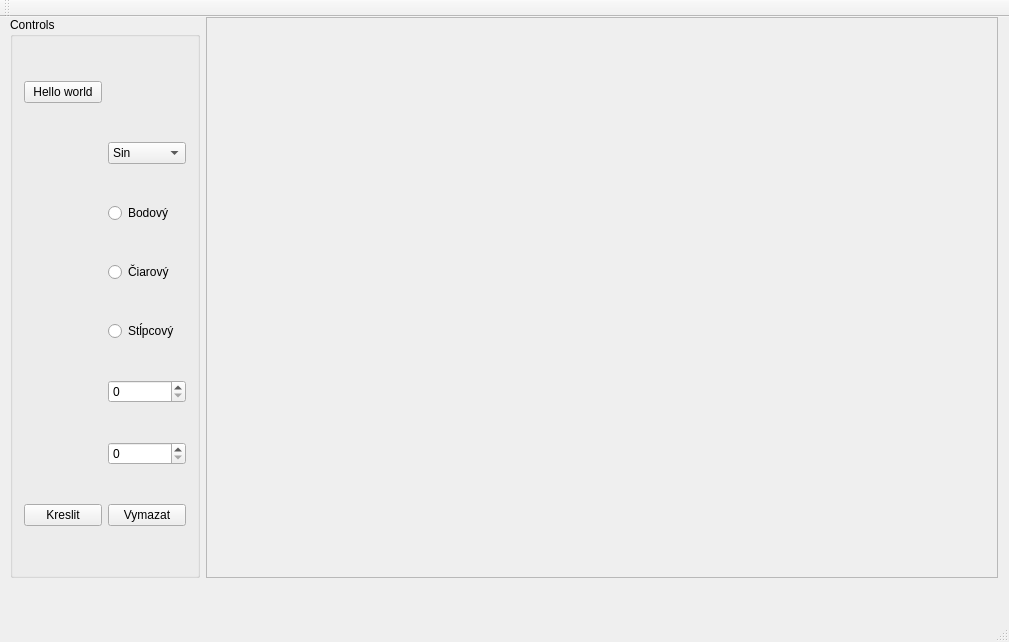
This is ImageViewer.ui in Gleb2130/ImageViewer as Qt 5 draws it before an edit. The edited form follows.
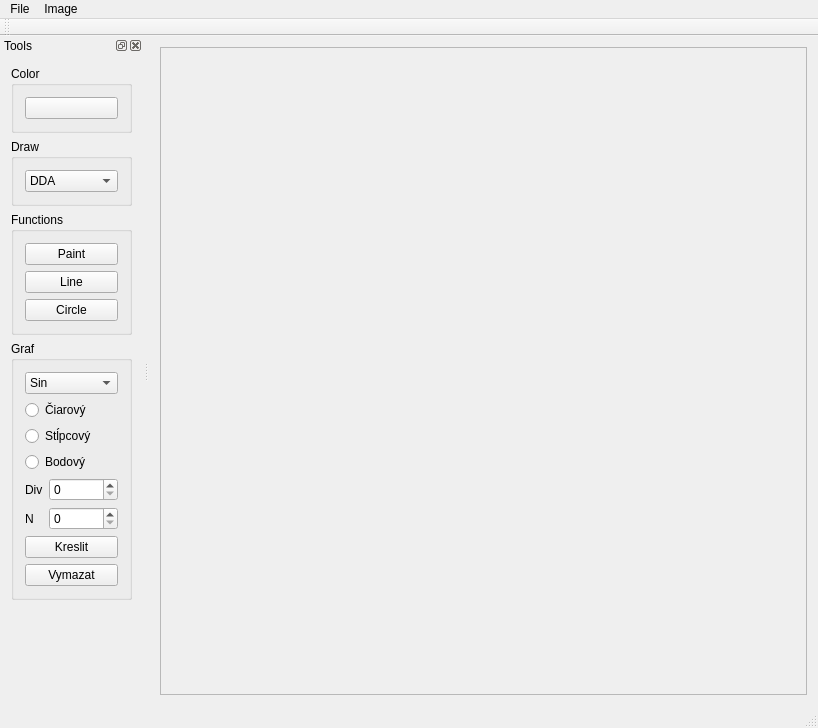
This is the edited form.

Commit message: line + circle

The edit to the form file:
```diff
--- a/ImageViewer.ui
+++ b/ImageViewer.ui
@@ -6,23 +6,17 @@
    <rect>
     <x>0</x>
     <y>0</y>
-    <width>1009</width>
-    <height>642</height>
+    <width>818</width>
+    <height>728</height>
    </rect>
   </property>
   <property name="windowTitle">
    <string>ImageViewer</string>
   </property>
   <widget class="QWidget" name="centralWidget">
+   <layout class="QHBoxLayout" name="horizontalLayout">
+    <item>
    <widget class="QScrollArea" name="scrollArea">
-    <property name="geometry">
-     <rect>
-      <x>206</x>
-      <y>0</y>
-      <width>792</width>
-      <height>561</height>
-     </rect>
-    </property>
     <property name="widgetResizable">
      <bool>true</bool>
     </property>
@@ -31,33 +25,140 @@
       <rect>
        <x>0</x>
        <y>0</y>
-       <width>790</width>
-       <height>559</height>
+         <width>661</width>
+         <height>648</height>
       </rect>
      </property>
     </widget>
    </widget>
+    </item>
+   </layout>
+  </widget>
+  <widget class="QMenuBar" name="menuBar">
+   <property name="geometry">
+    <rect>
+     <x>0</x>
+     <y>0</y>
+     <width>818</width>
+     <height>21</height>
+    </rect>
+   </property>
+   <widget class="QMenu" name="menuFile">
+    <property name="title">
+     <string>File</string>
+    </property>
+    <addaction name="actionOpen"/>
+    <addaction name="actionSave_as"/>
+    <addaction name="separator"/>
+    <addaction name="actionExit"/>
+   </widget>
+   <widget class="QMenu" name="menuImage">
+    <property name="title">
+     <string>Image</string>
+    </property>
+    <addaction name="actionClear"/>
+   </widget>
+   <addaction name="menuFile"/>
+   <addaction name="menuImage"/>
+  </widget>
+  <widget class="QToolBar" name="mainToolBar">
+   <attribute name="toolBarArea">
+    <enum>TopToolBarArea</enum>
+   </attribute>
+   <attribute name="toolBarBreak">
+    <bool>false</bool>
+   </attribute>
+  </widget>
+  <widget class="QStatusBar" name="statusBar"/>
+  <widget class="QDockWidget" name="dockWidget">
+   <property name="windowTitle">
+    <string>Tools</string>
+   </property>
+   <attribute name="dockWidgetArea">
+    <number>1</number>
+   </attribute>
+   <widget class="QWidget" name="dockWidgetContents">
+    <layout class="QVBoxLayout" name="verticalLayout">
+     <item>
    <widget class="QGroupBox" name="groupBox">
-    <property name="geometry">
-     <rect>
-      <x>10</x>
-      <y>0</y>
-      <width>190</width>
-      <height>561</height>
-     </rect>
-    </property>
+       <property name="title">
+        <string>Color</string>
+       </property>
+       <layout class="QVBoxLayout" name="verticalLayout_2">
+        <item>
+         <widget class="QPushButton" name="pushButtonSetColor">
+          <property name="text">
+           <string/>
+          </property>
+         </widget>
+        </item>
+       </layout>
+      </widget>
+     </item>
+     <item>
+      <widget class="QGroupBox" name="groupBox_2">
     <property name="title">
-     <string>Controls</string>
-    </property>
-    <layout class="QGridLayout" name="gridLayout_2">
-     <item row="8" column="0">
-      <widget class="QPushButton" name="pushButtonKreslit">
+        <string>Draw</string>
+       </property>
+       <layout class="QGridLayout" name="gridLayout">
+        <item row="0" column="0" colspan="3">
+         <widget class="QComboBox" name="comboBoxLineAlg">
+          <item>
        <property name="text">
-        <string>Kreslit</string>
-       </property>
-      </widget>
-     </item>
-     <item row="1" column="1">
+            <string>DDA</string>
+           </property>
+          </item>
+          <item>
+           <property name="text">
+            <string>Bresenham</string>
+           </property>
+          </item>
+         </widget>
+        </item>
+       </layout>
+      </widget>
+     </item>
+     <item>
+      <widget class="QGroupBox" name="groupBox_4">
+       <property name="title">
+        <string>Functions</string>
+       </property>
+       <layout class="QVBoxLayout" name="verticalLayout_4">
+        <item>
+         <layout class="QVBoxLayout" name="verticalLayout_3">
+          <item>
+           <widget class="QPushButton" name="paintButton">
+            <property name="text">
+             <string>Paint</string>
+            </property>
+           </widget>
+          </item>
+          <item>
+           <widget class="QPushButton" name="lineButton">
+            <property name="text">
+             <string>Line</string>
+            </property>
+           </widget>
+          </item>
+          <item>
+           <widget class="QPushButton" name="circleButton">
+            <property name="text">
+             <string>Circle</string>
+            </property>
+           </widget>
+          </item>
+         </layout>
+        </item>
+       </layout>
+      </widget>
+     </item>
+     <item>
+      <widget class="QGroupBox" name="groupBox_3">
+       <property name="title">
+        <string>Graf</string>
+       </property>
+       <layout class="QVBoxLayout" name="verticalLayout_5">
+        <item>
       <widget class="QComboBox" name="comboBox">
        <item>
         <property name="text">
@@ -71,38 +172,30 @@
        </item>
       </widget>
      </item>
-     <item row="4" column="1">
-      <widget class="QRadioButton" name="radioButton_3">
-       <property name="text">
-        <string>Stĺpcový</string>
-       </property>
-      </widget>
-     </item>
-     <item row="6" column="1">
-      <widget class="QSpinBox" name="spinBox_2"/>
-     </item>
-     <item row="3" column="1">
+        <item>
       <widget class="QRadioButton" name="radioButton_2">
        <property name="text">
         <string>Čiarový</string>
        </property>
       </widget>
      </item>
-     <item row="8" column="1">
-      <widget class="QPushButton" name="pushButtonVymazat">
+        <item>
+         <widget class="QRadioButton" name="radioButton_3">
        <property name="text">
-        <string>Vymazat</string>
+           <string>Stĺpcový</string>
        </property>
       </widget>
      </item>
-     <item row="2" column="1">
+        <item>
       <widget class="QRadioButton" name="radioButton">
        <property name="text">
         <string>Bodový</string>
        </property>
       </widget>
      </item>
-     <item row="5" column="1">
+        <item>
+         <layout class="QFormLayout" name="formLayout">
+          <item row="0" column="1">
       <widget class="QSpinBox" name="spinBox">
        <property name="sizePolicy">
         <sizepolicy hsizetype="Minimum" vsizetype="Fixed">
@@ -112,35 +205,92 @@
        </property>
       </widget>
      </item>
+          <item row="1" column="1">
+           <widget class="QSpinBox" name="spinBox_2"/>
+          </item>
      <item row="0" column="0">
-      <widget class="QPushButton" name="pushButtonHello">
+           <widget class="QLabel" name="label">
        <property name="text">
-        <string>Hello world</string>
+             <string>Div</string>
        </property>
       </widget>
      </item>
-    </layout>
-   </widget>
-  </widget>
-  <widget class="QMenuBar" name="menuBar">
-   <property name="geometry">
-    <rect>
-     <x>0</x>
-     <y>0</y>
-     <width>1009</width>
-     <height>21</height>
-    </rect>
-   </property>
-  </widget>
-  <widget class="QToolBar" name="mainToolBar">
-   <attribute name="toolBarArea">
-    <enum>TopToolBarArea</enum>
-   </attribute>
-   <attribute name="toolBarBreak">
-    <bool>false</bool>
-   </attribute>
+          <item row="1" column="0">
+           <widget class="QLabel" name="label_2">
+            <property name="text">
+             <string>N</string>
+            </property>
+           </widget>
+          </item>
+         </layout>
+        </item>
+        <item>
+         <widget class="QPushButton" name="pushButtonKreslit">
+          <property name="text">
+           <string>Kreslit</string>
+          </property>
+         </widget>
+        </item>
+        <item>
+         <widget class="QPushButton" name="pushButtonVymazat">
+          <property name="text">
+           <string>Vymazat</string>
+          </property>
+         </widget>
+        </item>
+       </layout>
+      </widget>
+     </item>
+     <item>
+      <spacer name="verticalSpacer_2">
+       <property name="orientation">
+        <enum>Qt::Orientation::Vertical</enum>
+       </property>
+       <property name="sizeHint" stdset="0">
+        <size>
+         <width>113</width>
+         <height>118</height>
+        </size>
+       </property>
+      </spacer>
+     </item>
+    </layout>
+   </widget>
   </widget>
-  <widget class="QStatusBar" name="statusBar"/>
+  <action name="actionOpen">
+   <property name="text">
+    <string>Open</string>
+   </property>
+   <property name="shortcut">
+    <string>Ctrl+O</string>
+   </property>
+  </action>
+  <action name="actionSave_as">
+   <property name="text">
+    <string>Save as</string>
+   </property>
+   <property name="shortcut">
+    <string>Ctrl+S</string>
+   </property>
+  </action>
+  <action name="actionClear">
+   <property name="text">
+    <string>Clear</string>
+   </property>
+  </action>
+  <action name="actionExit">
+   <property name="text">
+    <string>Exit</string>
+   </property>
+   <property name="shortcut">
+    <string>Alt+F4</string>
+   </property>
+  </action>
+  <action name="actionResize">
+   <property name="text">
+    <string>Resize</string>
+   </property>
+  </action>
  </widget>
  <layoutdefault spacing="6" margin="11"/>
  <resources>
```
Left out of the diff: 4 changed lines with no effect on the pictures. Lines whose indentation alone changed are shown as unchanged. The commit also changes 4 other files.
